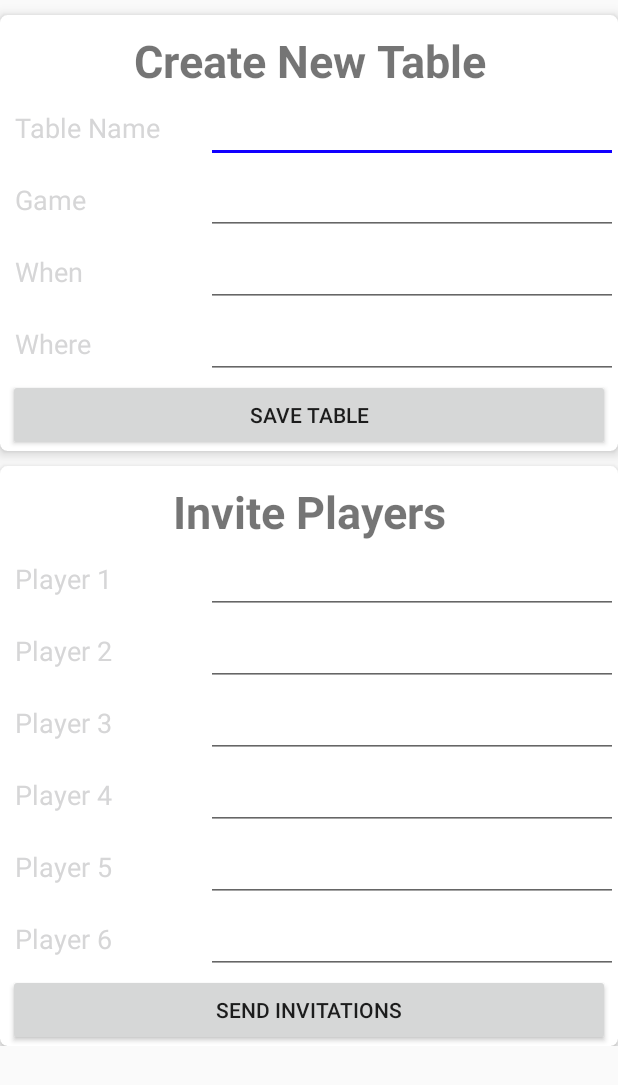
After one commit to bergerm/BGFinder, an Android app: the layout new_table_popup.xml on its own in the app's theme, with its tools: preview values and no code run, on a phone screen of 412 x 824 dp. The commit adds this screen. Shown: the top 1085 px of the screen. Run offline under Robolectric (Android 15) with nearby library versions, the phone set to English and light mode, and no system bars.

Commit message:
New Table Popup Layout created

```diff
--- a/app/src/main/res/layout/game_table.xml
+++ b/app/src/main/res/layout/game_table.xml
@@ -199,6 +199,14 @@
 
         </RelativeLayout>
 
+        <TextView
+            android:layout_width="match_parent"
+            android:layout_height="wrap_content"
+            android:text="Name Of The Game"
+            android:gravity="center"
+            android:textStyle="bold"
+            android:textSize="20sp"/>
+
         <LinearLayout
             android:layout_width="match_parent"
             android:layout_height="wrap_content"
--- /dev/null
+++ b/app/src/main/res/layout/new_table_popup.xml
@@ -0,0 +1,296 @@
+<?xml version="1.0" encoding="utf-8"?>
+
+<ScrollView xmlns:android="http://schemas.android.com/apk/res/android"
+    android:layout_width="match_parent"
+    android:layout_height="wrap_content">
+    <LinearLayout
+        xmlns:android="http://schemas.android.com/apk/res/android"
+        android:orientation="vertical"
+        android:layout_width="fill_parent"
+        android:layout_height="match_parent">
+
+        <android.support.v7.widget.CardView xmlns:card_view="http://schemas.android.com/apk/res-auto"
+            android:layout_width="match_parent"
+            android:layout_height="wrap_content"
+            card_view:cardCornerRadius="5dp"
+            android:layout_marginTop="10dp"
+            card_view:cardElevation="5dp">
+
+            <LinearLayout
+                xmlns:android="http://schemas.android.com/apk/res/android"
+                android:orientation="vertical"
+                android:layout_width="match_parent"
+                android:layout_height="match_parent">
+
+                <TextView
+                    android:layout_width="match_parent"
+                    android:layout_height="wrap_content"
+                    android:gravity="center"
+                    android:textStyle="bold"
+                    android:textSize="30sp"
+                    android:text="Create New Table"
+                    android:layout_marginTop="10dp"/>
+
+                <LinearLayout
+                    android:layout_width="match_parent"
+                    android:layout_height="wrap_content"
+                    android:orientation="horizontal">
+
+                    <TextView
+                        android:layout_width="match_parent"
+                        android:layout_height="wrap_content"
+                        android:text="Table Name"
+                        android:textColor="@color/hint_foreground_material_light"
+                        android:textSize="18sp"
+                        android:layout_marginStart="10dp"
+                        android:layout_weight="2"/>
+
+                    <EditText
+                        android:layout_width="match_parent"
+                        android:layout_height="wrap_content"
+                        android:id="@+id/new_table_name"
+                        android:textSize="20sp"
+                        android:layout_weight="1"/>
+                </LinearLayout>
+
+                <LinearLayout
+                    android:layout_width="match_parent"
+                    android:layout_height="wrap_content"
+                    android:orientation="horizontal">
+
+                    <TextView
+                        android:layout_width="match_parent"
+                        android:layout_height="wrap_content"
+                        android:text="Game"
+                        android:textColor="@color/hint_foreground_material_light"
+                        android:textSize="18sp"
+                        android:layout_marginStart="10dp"
+                        android:layout_weight="2"/>
+
+                    <EditText
+                        android:layout_width="match_parent"
+                        android:layout_height="wrap_content"
+                        android:id="@+id/new_table_game"
+                        android:textSize="20sp"
+                        android:layout_weight="1"/>
+                </LinearLayout>
+
+                <LinearLayout
+                    android:layout_width="match_parent"
+                    android:layout_height="wrap_content"
+                    android:orientation="horizontal">
+
+                    <TextView
+                        android:layout_width="match_parent"
+                        android:layout_height="wrap_content"
+                        android:text="When"
+                        android:textColor="@color/hint_foreground_material_light"
+                        android:textSize="18sp"
+                        android:layout_marginStart="10dp"
+                        android:layout_weight="2"/>
+
+                    <EditText
+                        android:layout_width="match_parent"
+                        android:layout_height="wrap_content"
+                        android:id="@+id/new_table_when"
+                        android:textSize="20sp"
+                        android:layout_weight="1"
+                        android:inputType="date"/>
+                </LinearLayout>
+
+                <LinearLayout
+                    android:layout_width="match_parent"
+                    android:layout_height="wrap_content"
+                    android:orientation="horizontal">
+                    <TextView
+                        android:layout_width="match_parent"
+                        android:layout_height="wrap_content"
+                        android:text="Where"
+                        android:textColor="@color/hint_foreground_material_light"
+                        android:textSize="18sp"
+                        android:layout_marginStart="10dp"
+                        android:layout_weight="2"/>
+
+                    <EditText
+                        android:layout_width="match_parent"
+                        android:layout_height="wrap_content"
+                        android:id="@+id/new_table_where"
+                        android:textSize="20sp"
+                        android:layout_weight="1"
+                        android:inputType="date"/>
+                </LinearLayout>
+
+                <Button
+                    android:layout_width="fill_parent"
+                    android:layout_height="wrap_content"
+                    android:text="Save Table"
+                    android:layout_marginStart="5sp"
+                    android:layout_marginEnd="5sp"/>
+
+            </LinearLayout>
+        </android.support.v7.widget.CardView>
+
+        <android.support.v7.widget.CardView xmlns:card_view="http://schemas.android.com/apk/res-auto"
+            android:layout_width="match_parent"
+            android:layout_height="wrap_content"
+            card_view:cardCornerRadius="5dp"
+            android:layout_marginTop="10dp"
+            card_view:cardElevation="5dp">
+
+            <LinearLayout
+                xmlns:android="http://schemas.android.com/apk/res/android"
+                android:orientation="vertical"
+                android:layout_width="match_parent"
+                android:layout_height="match_parent">
+                <TextView
+                    android:layout_width="match_parent"
+                    android:layout_height="wrap_content"
+                    android:gravity="center"
+                    android:textStyle="bold"
+                    android:textSize="30sp"
+                    android:text="Invite Players"
+                    android:layout_marginTop="10dp"/>
+
+                <LinearLayout
+                    android:layout_width="match_parent"
+                    android:layout_height="wrap_content"
+                    android:orientation="horizontal">
+                    <TextView
+                        android:layout_width="match_parent"
+                        android:layout_height="wrap_content"
+                        android:text="Player 1"
+                        android:textColor="@color/hint_foreground_material_light"
+                        android:textSize="18sp"
+                        android:layout_marginStart="10dp"
+                        android:layout_weight="2"/>
+
+                    <EditText
+                        android:layout_width="match_parent"
+                        android:layout_height="wrap_content"
+                        android:id="@+id/new_table_player1"
+                        android:textSize="20sp"
+                        android:layout_weight="1"
+                        android:inputType="date"/>
+                </LinearLayout>
+
+                <LinearLayout
+                    android:layout_width="match_parent"
+                    android:layout_height="wrap_content"
+                    android:orientation="horizontal">
+                    <TextView
+                        android:layout_width="match_parent"
+                        android:layout_height="wrap_content"
+                        android:text="Player 2"
+                        android:textColor="@color/hint_foreground_material_light"
+                        android:textSize="18sp"
+                        android:layout_marginStart="10dp"
+                        android:layout_weight="2"/>
+
+                    <EditText
+                        android:layout_width="match_parent"
+                        android:layout_height="wrap_content"
+                        android:id="@+id/new_table_player2"
+                        android:textSize="20sp"
+                        android:layout_weight="1"
+                        android:inputType="date"/>
+                </LinearLayout>
+
+                <LinearLayout
+                    android:layout_width="match_parent"
+                    android:layout_height="wrap_content"
+                    android:orientation="horizontal">
+                    <TextView
+                        android:layout_width="match_parent"
+                        android:layout_height="wrap_content"
+                        android:text="Player 3"
+                        android:textColor="@color/hint_foreground_material_light"
+                        android:textSize="18sp"
+                        android:layout_marginStart="10dp"
+                        android:layout_weight="2"/>
+
+                    <EditText
+                        android:layout_width="match_parent"
+                        android:layout_height="wrap_content"
+                        android:id="@+id/new_table_player3"
+                        android:textSize="20sp"
+                        android:layout_weight="1"
+                        android:inputType="date"/>
+                </LinearLayout>
+
+                <LinearLayout
+                    android:layout_width="match_parent"
+                    android:layout_height="wrap_content"
+                    android:orientation="horizontal">
+                    <TextView
+                        android:layout_width="match_parent"
+                        android:layout_height="wrap_content"
+                        android:text="Player 4"
+                        android:textColor="@color/hint_foreground_material_light"
+                        android:textSize="18sp"
+                        android:layout_marginStart="10dp"
+                        android:layout_weight="2"/>
+
+                    <EditText
+                        android:layout_width="match_parent"
+                        android:layout_height="wrap_content"
+                        android:id="@+id/new_table_player4"
+                        android:textSize="20sp"
+                        android:layout_weight="1"
+                        android:inputType="date"/>
+                </LinearLayout>
+
+                <LinearLayout
+                    android:layout_width="match_parent"
+                    android:layout_height="wrap_content"
+                    android:orientation="horizontal">
+                    <TextView
+                        android:layout_width="match_parent"
+                        android:layout_height="wrap_content"
+                        android:text="Player 5"
+                        android:textColor="@color/hint_foreground_material_light"
+                        android:textSize="18sp"
+                        android:layout_marginStart="10dp"
+                        android:layout_weight="2"/>
+
+                    <EditText
+                        android:layout_width="match_parent"
+                        android:layout_height="wrap_content"
+                        android:id="@+id/new_table_player5"
+                        android:textSize="20sp"
+                        android:layout_weight="1"
+                        android:inputType="date"/>
+                </LinearLayout>
+
+                <LinearLayout
+                    android:layout_width="match_parent"
+                    android:layout_height="wrap_content"
+                    android:orientation="horizontal">
+                    <TextView
+                        android:layout_width="match_parent"
+                        android:layout_height="wrap_content"
+                        android:text="Player 6"
+                        android:textColor="@color/hint_foreground_material_light"
+                        android:textSize="18sp"
+                        android:layout_marginStart="10dp"
+                        android:layout_weight="2"/>
+
+                    <EditText
+                        android:layout_width="match_parent"
+                        android:layout_height="wrap_content"
+                        android:id="@+id/new_table_player6"
+                        android:textSize="20sp"
+                        android:layout_weight="1"
+                        android:inputType="date"/>
+                </LinearLayout>
+
+                <Button
+                    android:layout_width="match_parent"
+                    android:layout_height="wrap_content"
+                    android:text="Send Invitations"
+                    android:layout_marginStart="5sp"
+                    android:layout_marginEnd="5sp" />
+
+            </LinearLayout>
+        </android.support.v7.widget.CardView>
+    </LinearLayout>
+</ScrollView>
--- a/app/src/main/res/layout/tables_list.xml
+++ b/app/src/main/res/layout/tables_list.xml
@@ -1,12 +1,32 @@
 <?xml version="1.0" encoding="utf-8"?>
 <LinearLayout xmlns:android="http://schemas.android.com/apk/res/android"
-    android:orientation="vertical" android:layout_width="match_parent"
-    android:layout_height="match_parent">
+    android:orientation="vertical"
+    android:layout_width="fill_parent"
+    android:layout_height="fill_parent">
 
     <ListView
         android:layout_width="match_parent"
         android:layout_height="match_parent"
         android:id="@+id/tables"
         android:divider="@android:color/transparent"
-        android:dividerHeight="10.0sp"/>
+        android:dividerHeight="10.0sp"
+        android:layout_weight="1"/>
+
+    <LinearLayout
+        android:layout_width="match_parent"
+        android:layout_height="match_parent"
+        android:layout_weight="10"
+        android:background="@color/cardview_dark_background">
+        <LinearLayout
+            android:layout_width="match_parent"
+            android:layout_height="match_parent"
+            android:orientation="horizontal">
+            <Button
+                android:layout_width="match_parent"
+                android:layout_height="wrap_content"
+                android:text="New Table"
+                android:layout_weight="1"/>
+
+        </LinearLayout>
+    </LinearLayout>
 </LinearLayout>
```
